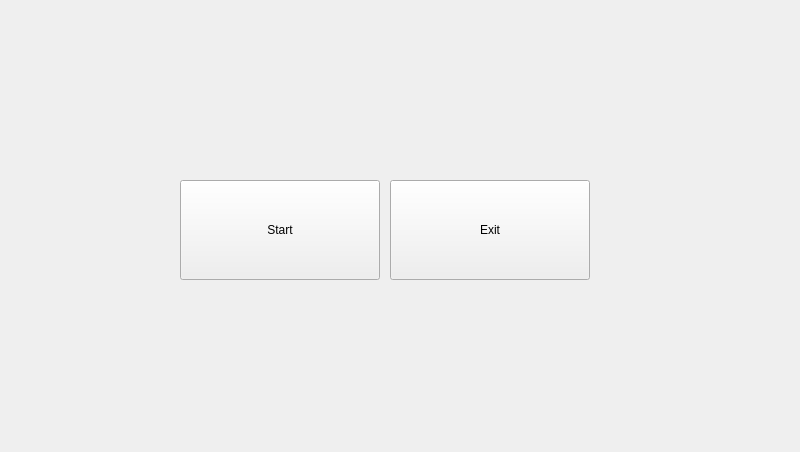
Old version of the form menu.ui in the repository MohamESalem/Clash-of-Clans-QT.
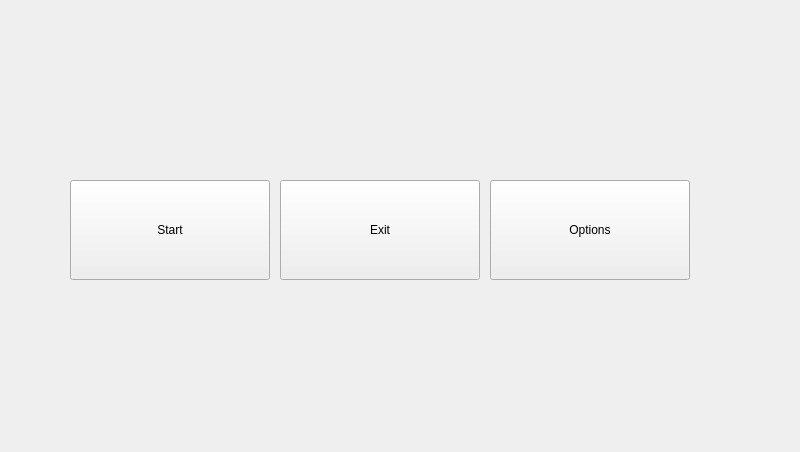
New version of the form.

Commit message: playsound function and options window

What changed in the file:
```diff
--- a/menu.ui
+++ b/menu.ui
@@ -28,7 +28,7 @@
   <widget class="QPushButton" name="startButton">
    <property name="geometry">
     <rect>
-     <x>180</x>
+     <x>70</x>
      <y>180</y>
      <width>200</width>
      <height>100</height>
@@ -41,7 +41,7 @@
   <widget class="QPushButton" name="exitButton">
    <property name="geometry">
     <rect>
-     <x>390</x>
+     <x>280</x>
      <y>180</y>
      <width>200</width>
      <height>100</height>
@@ -51,6 +51,19 @@
     <string>Exit</string>
    </property>
   </widget>
+  <widget class="QPushButton" name="optionsButton">
+   <property name="geometry">
+    <rect>
+     <x>490</x>
+     <y>180</y>
+     <width>200</width>
+     <height>100</height>
+    </rect>
+   </property>
+   <property name="text">
+    <string>Options</string>
+   </property>
+  </widget>
  </widget>
  <resources/>
  <connections/>
```
The commit also changes 16 other files.
